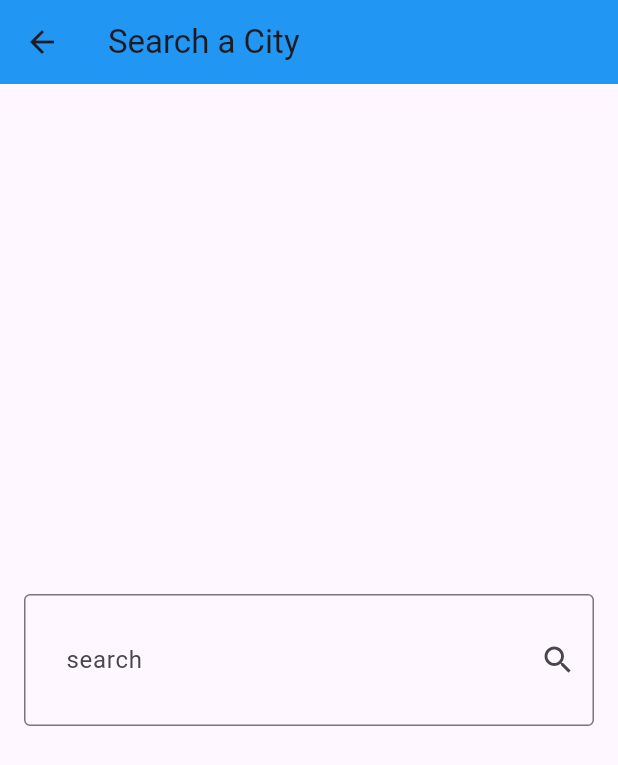
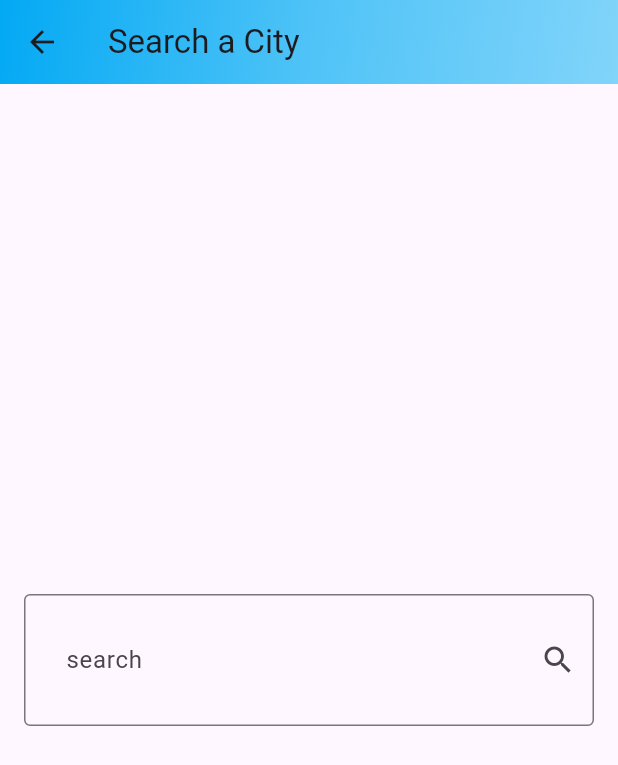
Before and after one commit to AbdelRahmanTaha007/weather_app, a Flutter app: the screen it shows after launch, after a tap on the "search" icon, on a phone screen of 412 x 824 dp. Shown: the top 765 px of the screen. Run offline on Flutter 3.47's test engine with Material 3 defaults, Android fonts, the phone set to English and light mode, and no system bars; our stand-ins replace dio, flutter_bloc.

Commit message:
finished appBar problem

```diff
--- a/lib/cubits/get_weather_cubit/get_weather_cubit.dart
+++ b/lib/cubits/get_weather_cubit/get_weather_cubit.dart
@@ -1,4 +1,5 @@
 import 'package:dio/dio.dart';
+import 'package:flutter/material.dart';
 import 'package:flutter_bloc/flutter_bloc.dart';
 import 'package:weather_app/cubits/get_weather_cubit/get_weather_states.dart';
 import 'package:weather_app/models/weather_model.dart';
@@ -6,17 +7,127 @@ import 'package:weather_app/services/weather_service.dart';
 
 class GetWeatherCubit extends Cubit<WeatherState> {
   GetWeatherCubit() : super(WeatherInitialState());
+  WeatherModel? weatherModel;
 
-  WeatherModel? weatherModel;
   getWeather({required String cityName}) async {
     try {
-      // ignore: unused_local_variable
       weatherModel =
           await WeatherService(Dio()).getForecast(cityName: cityName);
       emit(WeatherLoadedState(weatherModel!));
-      // ignore: unused_catch_clause
     } on Exception catch (e) {
       emit(WeatherFailureState());
     }
   }
 }
+
+getThemeColor(String? condition) {
+  if (condition == null) {
+    return Colors.lightBlue;
+  } else {
+    switch (condition) {
+      case 'Sunny':
+        return Colors.orange;
+      case 'Clear':
+        return Colors.lightBlue;
+      case 'Partly cloudy':
+        return Colors.blueGrey;
+      case 'Cloudy':
+        return Colors.grey;
+      case 'Overcast':
+        return Colors.blueGrey;
+      case 'Mist':
+        return Colors.blue;
+      case 'Patchy rain possible':
+        return Colors.lightBlue;
+      case 'Patchy rain nearby':
+        return Colors.lightBlue;
+      case 'Patchy snow possible':
+        return Colors.grey;
+      case 'Patchy sleet possible':
+        return Colors.lightBlue;
+      case 'Patchy freezing drizzle possible':
+        return Colors.cyan;
+      case 'Thundery outbreaks possible':
+        return Colors.purple;
+      case 'Blowing snow':
+        return Colors.lightBlue;
+      case 'Blizzard':
+        return Colors.grey;
+      case 'Fog':
+        return Colors.grey;
+      case 'Freezing fog':
+        return Colors.cyan;
+      case 'Patchy light drizzle':
+        return Colors.lightBlue;
+      case 'Light drizzle':
+        return Colors.lightBlue;
+      case 'Freezing drizzle':
+        return Colors.cyan;
+      case 'Heavy freezing drizzle':
+        return Colors.cyan;
+      case 'Patchy light rain':
+        return Colors.lightBlue;
+      case 'Light rain':
+        return Colors.blue;
+      case 'Moderate rain at times':
+        return Colors.blue;
+      case 'Moderate rain':
+        return Colors.blue;
+      case 'Heavy rain at times':
+        return Colors.indigo;
+      case 'Heavy rain':
+        return Colors.indigo;
+      case 'Light freezing rain':
+        return Colors.cyan;
+      case 'Moderate or heavy freezing rain':
+        return Colors.cyan;
+      case 'Light sleet':
+        return Colors.grey;
+      case 'Moderate or heavy sleet':
+        return Colors.grey;
+      case 'Patchy light snow':
+        return Colors.cyan;
+      case 'Light snow':
+        return Colors.cyan;
+      case 'Patchy moderate snow':
+        return Colors.indigo;
+      case 'Moderate snow':
+        return Colors.indigo;
+      case 'Patchy heavy snow':
+        return Colors.grey;
+      case 'Heavy snow':
+        return Colors.red;
+      case 'Ice pellets':
+        return Colors.cyan;
+      case 'Light rain shower':
+        return Colors.lightBlue;
+      case 'Moderate or heavy rain shower':
+        return Colors.blue;
+      case 'Torrential rain shower':
+        return Colors.indigo;
+      case 'Light sleet showers':
+        return Colors.grey;
+      case 'Moderate or heavy sleet showers':
+        return Colors.grey;
+      case 'Light snow showers':
+        return Colors.deepPurple;
+      case 'Moderate or heavy snow showers':
+        return Colors.deepPurple;
+      case 'Light showers of ice pellets':
+        return Colors.cyan;
+      case 'Moderate or heavy showers of ice pellets':
+        return Colors.cyan;
+      case 'Patchy light rain with thunder':
+        return Colors.purple;
+      case 'Moderate or heavy rain with thunder':
+        return Colors.deepPurple;
+      case 'Patchy light snow with thunder':
+        return Colors.purple;
+      case 'Moderate or heavy snow with thunder':
+        return Colors.deepPurple;
+      default:
+        return Colors
+            .blue; // Default color if the condition doesn't match any case
+    }
+  }
+}
--- a/lib/main.dart
+++ b/lib/main.dart
@@ -6,7 +6,6 @@ import 'package:weather_app/pages/home_page.dart';
 void main() {
   runApp(WeatherApp());
 }
-
 class WeatherApp extends StatelessWidget {
   @override
   Widget build(BuildContext context) {
@@ -14,8 +13,8 @@ class WeatherApp extends StatelessWidget {
       create: (context) => GetWeatherCubit(),
       child: CustomMaterialApp(),
     );
-  }}
-
+  }
+}
 
 class CustomMaterialApp extends StatelessWidget {
   const CustomMaterialApp({
@@ -28,129 +27,10 @@ class CustomMaterialApp extends StatelessWidget {
       debugShowCheckedModeBanner: false,
       home: HomePage(),
       theme: ThemeData(
-        primarySwatch: getThemeColor(BlocProvider.of<GetWeatherCubit>(context)
-            .weatherModel?.weatherCondition)
-      ),
+          primarySwatch: getThemeColor(BlocProvider.of<GetWeatherCubit>(context)
+              .weatherModel
+              ?.weatherCondition)
+          ),
     );
   }
 }
-
-
-
-
-
-
-
-
-
-
-
-  MaterialColor getThemeColor(String? condition) {
-    if (condition == null) {
-      return Colors.blue;
-    }
-
-    switch (condition) {
-      case 'Sunny':
-        return Colors.orange;
-      case 'Clear':
-        return Colors.lightBlue;
-      case 'Partly cloudy':
-        return Colors.blueGrey;
-      case 'Cloudy':
-        return Colors.grey;
-      case 'Overcast':
-        return Colors.blueGrey;
-      case 'Mist':
-        return Colors.blue;
-      case 'Patchy rain possible':
-        return Colors.lightBlue;
-      case 'Patchy snow possible':
-        return Colors.grey;
-      case 'Patchy sleet possible':
-        return Colors.lightBlue;
-      case 'Patchy freezing drizzle possible':
-        return Colors.cyan;
-      case 'Thundery outbreaks possible':
-        return Colors.purple;
-      case 'Blowing snow':
-        return Colors.lightBlue;
-      case 'Blizzard':
-        return Colors.grey;
-      case 'Fog':
-        return Colors.grey;
-      case 'Freezing fog':
-        return Colors.cyan;
-      case 'Patchy light drizzle':
-        return Colors.lightBlue;
-      case 'Light drizzle':
-        return Colors.lightBlue;
-      case 'Freezing drizzle':
-        return Colors.cyan;
-      case 'Heavy freezing drizzle':
-        return Colors.cyan;
-      case 'Patchy light rain':
-        return Colors.lightBlue;
-      case 'Light rain':
-        return Colors.blue;
-      case 'Moderate rain at times':
-        return Colors.blue;
-      case 'Moderate rain':
-        return Colors.blue;
-      case 'Heavy rain at times':
-        return Colors.indigo;
-      case 'Heavy rain':
-        return Colors.indigo;
-      case 'Light freezing rain':
-        return Colors.cyan;
-      case 'Moderate or heavy freezing rain':
-        return Colors.cyan;
-      case 'Light sleet':
-        return Colors.grey;
-      case 'Moderate or heavy sleet':
-        return Colors.grey;
-      case 'Patchy light snow':
-        return Colors.cyan;
-      case 'Light snow':
-        return Colors.cyan;
-      case 'Patchy moderate snow':
-        return Colors.indigo;
-      case 'Moderate snow':
-        return Colors.indigo;
-      case 'Patchy heavy snow':
-        return Colors.grey;
-      case 'Heavy snow':
-        return Colors.red;
-      case 'Ice pellets':
-        return Colors.cyan;
-      case 'Light rain shower':
-        return Colors.lightBlue;
-      case 'Moderate or heavy rain shower':
-        return Colors.blue;
-      case 'Torrential rain shower':
-        return Colors.indigo;
-      case 'Light sleet showers':
-        return Colors.grey;
-      case 'Moderate or heavy sleet showers':
-        return Colors.grey;
-      case 'Light snow showers':
-        return Colors.deepPurple;
-      case 'Moderate or heavy snow showers':
-        return Colors.deepPurple;
-      case 'Light showers of ice pellets':
-        return Colors.cyan;
-      case 'Moderate or heavy showers of ice pellets':
-        return Colors.cyan;
-      case 'Patchy light rain with thunder':
-        return Colors.purple;
-      case 'Moderate or heavy rain with thunder':
-        return Colors.deepPurple;
-      case 'Patchy light snow with thunder':
-        return Colors.purple;
-      case 'Moderate or heavy snow with thunder':
-        return Colors.deepPurple;
-      default:
-        return Colors
-            .blue; // Default color if the condition doesn't match any case
-    }
-  }
--- a/lib/pages/home_page.dart
+++ b/lib/pages/home_page.dart
@@ -2,13 +2,13 @@ import 'package:flutter/material.dart';
 import 'package:flutter_bloc/flutter_bloc.dart';
 import 'package:weather_app/cubits/get_weather_cubit/get_weather_cubit.dart';
 import 'package:weather_app/cubits/get_weather_cubit/get_weather_states.dart';
-import 'package:weather_app/main.dart';
-import 'package:weather_app/pages/search_page.dart';
 import 'package:weather_app/widgets/no_weather_info.dart';
 import 'package:weather_app/widgets/weather_info.dart';
 
 class HomePage extends StatefulWidget {
-  HomePage({Key? key}) : super(key: key);
+  HomePage({Key? key, this.weatherCondition}) : super(key: key);
+
+  final String? weatherCondition;
   @override
   State<HomePage> createState() => _HomePageState();
 }
@@ -16,36 +16,17 @@ class HomePage extends StatefulWidget {
 class _HomePageState extends State<HomePage> {
   @override
   Widget build(BuildContext context) {
-    var weatherModel = BlocProvider.of<GetWeatherCubit>(context).weatherModel;
-    return Scaffold(
-      appBar: AppBar(
-        backgroundColor: getThemeColor(weatherModel?.weatherCondition),
-        actions: [
-          IconButton(
-            onPressed: () {
-              Navigator.push(
-                context,
-                MaterialPageRoute(
-                  builder: (context) => SearchPage(),
-                ),
-              );
-            },
-            icon: const Icon(Icons.search),
-          ),
-        ],
-        title: const Text('Weather App'),
-      ),
-      body: BlocBuilder<GetWeatherCubit, WeatherState>(
+    // var weatherModel = BlocProvider.of<GetWeatherCubit>(context).weatherModel;
+    return BlocBuilder<GetWeatherCubit, WeatherState>(
       builder: (context, state) {
         if (state is WeatherInitialState) {
-            return const noWeatherInfo();
+          return  noWeatherInfo();
         } else if (state is WeatherLoadedState) {
-            return FetchedWeatherInfo();
+          return  FetchedWeatherInfo();
         } else {
           return Text("Oops, There was an error");
         }
       },
-      ),
     );
   }
 }
--- a/lib/pages/search_page.dart
+++ b/lib/pages/search_page.dart
@@ -1,9 +1,8 @@
-// import 'package:dio/dio.dart';
 import 'package:flutter/material.dart';
 import 'package:flutter_bloc/flutter_bloc.dart';
 import 'package:weather_app/cubits/get_weather_cubit/get_weather_cubit.dart';
 import 'package:weather_app/cubits/get_weather_cubit/get_weather_states.dart';
-import 'package:weather_app/main.dart';
+import 'package:weather_app/pages/home_page.dart';
 
 // import 'package:weather_app/models/weather_model.dart';
 
@@ -20,7 +19,19 @@ class SearchPage extends StatelessWidget {
       builder: (context, state) {
         return Scaffold(
           appBar: AppBar(
-            backgroundColor: getThemeColor(weatherModel?.weatherCondition),
+            flexibleSpace: Container(
+              decoration: BoxDecoration(
+                  gradient: LinearGradient(
+                colors: [
+                  getThemeColor(weatherModel?.weatherCondition),
+                  getThemeColor(weatherModel?.weatherCondition)[300]!,
+                  getThemeColor(weatherModel?.weatherCondition)[200]!,
+                ],
+                begin: Alignment.topLeft,
+                end: Alignment.bottomRight,
+              )),
+            ),
+            // backgroundColor: getColor(weatherModel?.weatherCondition),
             title: const Text('Search a City'),
           ),
           body: Center(
@@ -31,7 +42,11 @@ class SearchPage extends StatelessWidget {
                   //Triggres when pressed on the Search Icon
                   BlocProvider.of<GetWeatherCubit>(context)
                       .getWeather(cityName: data);
-                  Navigator.pop(context);
+                  Navigator.push(
+                      context,
+                      MaterialPageRoute(
+                        builder: (context) => HomePage(weatherCondition:weatherModel?.weatherCondition,),
+                      ));
                 },
                 decoration: InputDecoration(
                   contentPadding:
@@ -53,8 +68,3 @@ class SearchPage extends StatelessWidget {
     );
   }
 }
-
-// onChanged: (data) // Triggres every time i press on the keyboard
-            // {
-            //   cityName = data;
-            // },
--- a/lib/widgets/no_weather_info.dart
+++ b/lib/widgets/no_weather_info.dart
@@ -1,5 +1,6 @@
-
+import 'package:flutter/material.dart';
 import 'package:flutter/widgets.dart';
+import 'package:weather_app/pages/search_page.dart';
 
 class noWeatherInfo extends StatelessWidget {
   const noWeatherInfo({
@@ -8,7 +9,25 @@ class noWeatherInfo extends StatelessWidget {
 
   @override
   Widget build(BuildContext context) {
-    return const Center(
+    return Scaffold(
+      appBar: AppBar(
+        backgroundColor: Colors.lightBlue,
+        actions: [
+          IconButton(
+            onPressed: () {
+              Navigator.push(
+                context,
+                MaterialPageRoute(
+                  builder: (context) => SearchPage(),
+                ),
+              );
+            },
+            icon: const Icon(Icons.search),
+          ),
+        ],
+        title: const Text('Weather',style: TextStyle(fontWeight: FontWeight.bold)),
+      ),
+      body: const Center(
         child: Column(
           mainAxisSize: MainAxisSize.min,
           children: [
@@ -26,6 +45,7 @@ class noWeatherInfo extends StatelessWidget {
             )
           ],
         ),
-      );
+      ),
+    );
   }
 }
--- a/lib/widgets/weather_info.dart
+++ b/lib/widgets/weather_info.dart
@@ -1,18 +1,37 @@
 import 'package:flutter/material.dart';
-import 'package:flutter/widgets.dart';
 import 'package:flutter_bloc/flutter_bloc.dart';
 import 'package:weather_app/cubits/get_weather_cubit/get_weather_cubit.dart';
-import 'package:weather_app/main.dart';
+import 'package:weather_app/pages/search_page.dart';
 
 class FetchedWeatherInfo extends StatelessWidget {
   const FetchedWeatherInfo({
     super.key,
   });
-
   @override
   Widget build(BuildContext context) {
     var weatherModel = BlocProvider.of<GetWeatherCubit>(context).weatherModel;
-    return Container(
+    return Scaffold(
+      appBar: AppBar(
+        actions: [
+          IconButton(
+            onPressed: () {
+              Navigator.push(
+                context,
+                MaterialPageRoute(
+                  builder: (context) => SearchPage(),
+                ),
+              );
+            },
+            icon: const Icon(Icons.search),
+          ),
+        ],
+        title: const Text(
+          'Weather',
+          style: TextStyle(fontWeight: FontWeight.bold),
+        ),
+        backgroundColor: getThemeColor(weatherModel?.weatherCondition),
+      ),
+      body: Container(
         decoration: BoxDecoration(
             gradient: LinearGradient(
           colors: [
@@ -30,14 +49,14 @@ class FetchedWeatherInfo extends StatelessWidget {
               flex: 3,
             ),
             Text(
-            weatherModel!.cityName!,
+              weatherModel!.cityName,
               style: const TextStyle(
                 fontSize: 32,
                 fontWeight: FontWeight.bold,
               ),
             ),
             Text(
-            'updated at : ${Hello(weatherModel.date).hour}:${Hello(weatherModel.date).minute}',
+              'updated at : ${dateTime(weatherModel.date).hour}:${dateTime(weatherModel.date).minute}',
               style: const TextStyle(
                 fontSize: 22,
               ),
@@ -83,10 +102,11 @@ class FetchedWeatherInfo extends StatelessWidget {
             ),
           ],
         ),
+      ),
     );
   }
 }
 
-DateTime Hello(String value) {
+DateTime dateTime(String value) {
   return DateTime.parse(value);
 }
```
Also changed, not shown: pubspec.lock. Lines whose indentation alone changed are shown as unchanged.
